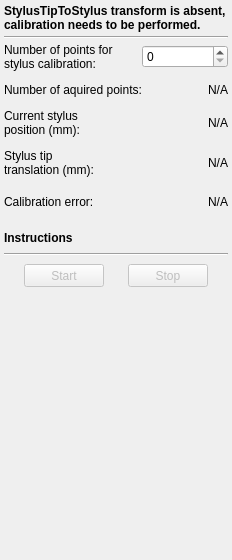
PlusToolkit/PlusApp, file PlusApp/fCal/Toolboxes/StylusCalibrationToolbox.ui: the form before one commit.
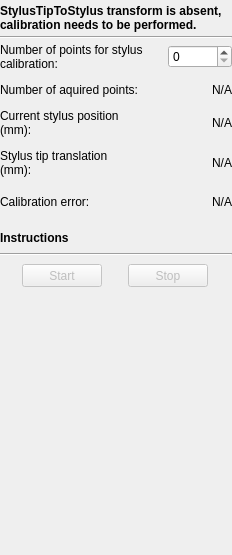
The form after the commit.

Commit message: Test #547: State message color fixed; Padding reduced; Toolbox panel styled

The edit to the form file:
```diff
--- a/PlusApp/fCal/Toolboxes/StylusCalibrationToolbox.ui
+++ b/PlusApp/fCal/Toolboxes/StylusCalibrationToolbox.ui
@@ -7,7 +7,7 @@
     <x>0</x>
     <y>0</y>
     <width>232</width>
-    <height>560</height>
+    <height>555</height>
    </rect>
   </property>
   <property name="sizePolicy">
@@ -18,8 +18,8 @@
   </property>
   <property name="minimumSize">
    <size>
-    <width>232</width>
-    <height>560</height>
+    <width>230</width>
+    <height>360</height>
    </size>
   </property>
   <property name="maximumSize">
@@ -35,7 +35,16 @@
    <property name="spacing">
     <number>4</number>
    </property>
-   <property name="margin">
+   <property name="leftMargin">
+    <number>0</number>
+   </property>
+   <property name="topMargin">
+    <number>4</number>
+   </property>
+   <property name="rightMargin">
+    <number>0</number>
+   </property>
+   <property name="bottomMargin">
     <number>4</number>
    </property>
    <item>
@@ -63,6 +72,9 @@
    </item>
    <item>
     <layout class="QHBoxLayout" name="horizontalLayout_7">
+     <property name="spacing">
+      <number>4</number>
+     </property>
      <item>
       <widget class="QLabel" name="labelNumberOfStylusCalibrationPoints">
        <property name="text">
@@ -77,7 +89,7 @@
       <widget class="QSpinBox" name="spinBox_NumberOfStylusCalibrationPoints">
        <property name="maximumSize">
         <size>
-         <width>86</width>
+         <width>64</width>
          <height>16777215</height>
         </size>
        </property>
@@ -112,6 +124,9 @@
    </item>
    <item>
     <layout class="QHBoxLayout" name="horizontalLayout_2">
+     <property name="spacing">
+      <number>4</number>
+     </property>
      <item>
       <widget class="QLabel" name="label_1">
        <property name="text">
@@ -124,6 +139,12 @@
      </item>
      <item>
       <widget class="QLabel" name="label_NumberOfPoints">
+       <property name="sizePolicy">
+        <sizepolicy hsizetype="Expanding" vsizetype="Preferred">
+         <horstretch>0</horstretch>
+         <verstretch>0</verstretch>
+        </sizepolicy>
+       </property>
        <property name="frameShape">
         <enum>QFrame::NoFrame</enum>
        </property>
@@ -158,6 +179,9 @@
    </item>
    <item>
     <layout class="QHBoxLayout" name="horizontalLayout_6">
+     <property name="spacing">
+      <number>4</number>
+     </property>
      <item>
       <widget class="QLabel" name="label_CurrentPositionText">
        <property name="toolTip">
@@ -173,9 +197,15 @@
      </item>
      <item>
       <widget class="QLabel" name="label_CurrentPosition">
+       <property name="sizePolicy">
+        <sizepolicy hsizetype="Expanding" vsizetype="Preferred">
+         <horstretch>0</horstretch>
+         <verstretch>0</verstretch>
+        </sizepolicy>
+       </property>
        <property name="minimumSize">
         <size>
-         <width>136</width>
+         <width>0</width>
          <height>0</height>
         </size>
        </property>
@@ -228,9 +258,15 @@
      </item>
      <item>
       <widget class="QLabel" name="label_StylusTipTransform">
+       <property name="sizePolicy">
+        <sizepolicy hsizetype="Expanding" vsizetype="Preferred">
+         <horstretch>0</horstretch>
+         <verstretch>0</verstretch>
+        </sizepolicy>
+       </property>
        <property name="minimumSize">
         <size>
-         <width>124</width>
+         <width>0</width>
          <height>0</height>
         </size>
        </property>
@@ -262,6 +298,9 @@
    </item>
    <item>
     <layout class="QHBoxLayout" name="horizontalLayout_4">
+     <property name="spacing">
+      <number>4</number>
+     </property>
      <item>
       <widget class="QLabel" name="label_CalibrationErrorText">
        <property name="text">
@@ -274,9 +313,15 @@
      </item>
      <item>
       <widget class="QLabel" name="label_CalibrationError">
+       <property name="sizePolicy">
+        <sizepolicy hsizetype="Expanding" vsizetype="Preferred">
+         <horstretch>0</horstretch>
+         <verstretch>0</verstretch>
+        </sizepolicy>
+       </property>
        <property name="minimumSize">
         <size>
-         <width>124</width>
+         <width>0</width>
          <height>26</height>
         </size>
        </property>
@@ -368,6 +413,12 @@
        <property name="enabled">
         <bool>false</bool>
        </property>
+       <property name="sizePolicy">
+        <sizepolicy hsizetype="Fixed" vsizetype="Fixed">
+         <horstretch>0</horstretch>
+         <verstretch>0</verstretch>
+        </sizepolicy>
+       </property>
        <property name="minimumSize">
         <size>
          <width>80</width>
```
Left out of the diff: 6 changed lines with no effect on the pictures. The commit also changes 13 other files.
